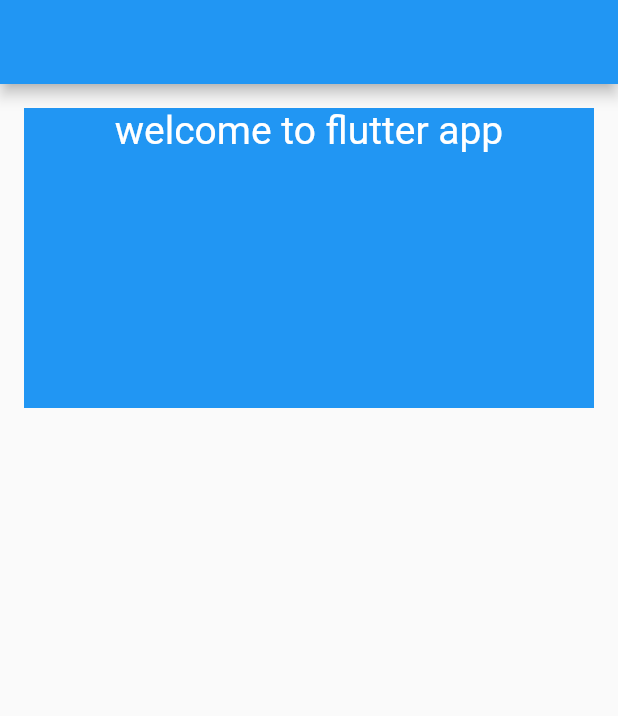
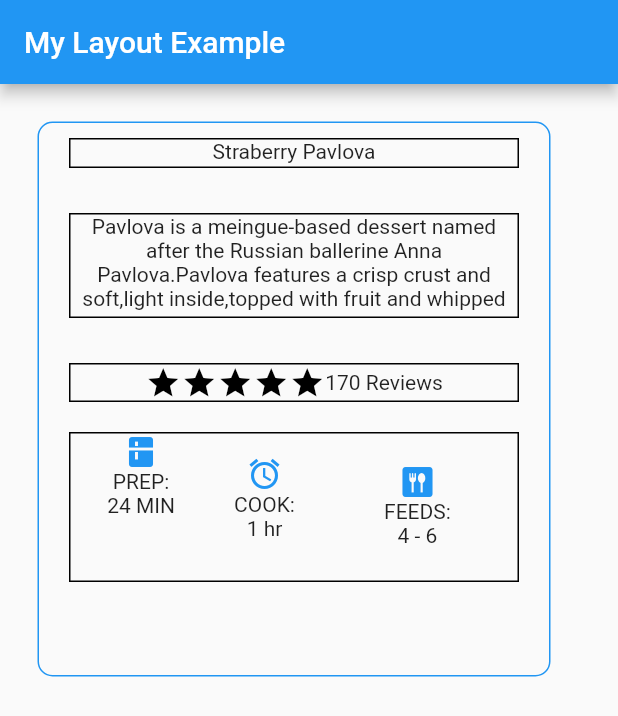
Before and after one commit to rishabh7874/flutter, a Flutter app: the screen it shows after launch, on a phone screen of 412 x 824 dp. Shown: the top 716 px of the screen. Run offline on Flutter 3.47's test engine with Material 2 defaults, Android fonts, the phone set to English and light mode, and no system bars; missing offline and left inert: dart:html.

Commit message:
example of column widget
done

```diff
--- /dev/null
+++ b/myproject/lib/column_widget.dart
@@ -0,0 +1,129 @@
+import 'package:flutter/material.dart';
+
+class RowExample2 extends StatelessWidget {
+  const RowExample2({super.key});
+
+  @override
+  Widget build(BuildContext context) {
+    return Scaffold(
+      appBar: AppBar(
+        title: Text("My Layout Example"),
+      ),
+      body: Container(
+          height: 400,
+          margin: EdgeInsets.all(10),
+          padding: EdgeInsets.all(15),
+          width: 800,
+
+          child: Row(
+            children: [
+              Container(
+                decoration: BoxDecoration(
+                  border: Border.all(color: Colors.blue),
+                  borderRadius: BorderRadius.circular(10)
+                ),
+                child: Column(
+                  children: [
+                    Container(
+                      margin: EdgeInsets.all(10),
+                      height: 20,
+                      width: 300,
+                      decoration: BoxDecoration(
+                        border: Border.all(),
+                      ),
+                      child: Text(
+                        "Straberry Pavlova",
+                        textAlign: TextAlign.center,
+                      ),
+                    ),
+                    Container(
+                      margin: EdgeInsets.all(20),
+                      height: 70,
+                      width: 300,
+                      decoration: BoxDecoration(
+                        border: Border.all(),
+                      ),
+                      child: Text(
+                        "Pavlova is a meingue-based dessert named after the Russian ballerine Anna Pavlova.Pavlova features a crisp crust and soft,light inside,topped with fruit and whipped cream.",
+                        textAlign: TextAlign.center,
+                      ),
+                    ),
+                    Container(width: 300,
+                      margin: EdgeInsets.all(10),
+                      decoration: BoxDecoration(border: Border.all(color: Colors.black)),
+                      child: Row(
+                        mainAxisAlignment: MainAxisAlignment.center,
+                        children: [
+                          Icon(Icons.star,color: Colors.black,),
+                           Icon(Icons.star,color: Colors.black,),
+                            Icon(Icons.star,color: Colors.black,),
+                             Icon(Icons.star,color: Colors.black,),
+                              Icon(Icons.star,color: Colors.black,),
+                              Text("170 Reviews")
+                        ],
+
+                      ),
+
+                    ),
+                    Container(
+                      height: 100,
+                      width: 300,
+                      decoration: BoxDecoration(
+                        border: Border.all(),
+                      ),
+                      margin: EdgeInsets.all(10),
+                      child: Row(
+                        mainAxisAlignment: MainAxisAlignment.spaceEvenly,
+                        children: [
+                          Container(
+
+                            child: Column(
+                              children: [
+                                Icon(
+                                  Icons.kitchen,
+                                  color: Colors.blue,
+                                ),
+                                Text(
+                                  "PREP:",
+                                ),
+                                Text("24 MIN"),
+                              ],
+                            ),
+                          ),
+                          Container(
+                            margin: EdgeInsets.all(15),
+                            child: Column(
+                              children: [
+                                Icon(
+                                  Icons.alarm,
+                                  color: Colors.blue,
+                                ),
+                                Text("COOK:"),
+                                Text("1 hr"),
+                              ],
+                            ),
+                          ),
+                          Container(
+                            margin: EdgeInsets.all(20),
+                            child: Column(
+                              children: [
+                                Icon(
+                                  Icons.dining,
+                                  color: Colors.blue,
+                                ),
+                                Text("FEEDS:"),
+                                Text("4 - 6"),
+                              ],
+                            ),
+                          ),
+                        ],
+                      ),
+                    ),
+                  ],
+                ),
+              ),
+            ],
+          )),
+    );
+  }
+}
--- /dev/null
+++ b/myproject/lib/example1.dart
@@ -0,0 +1 @@
+import 'package:flutter/material.dart';
--- a/myproject/lib/main.dart
+++ b/myproject/lib/main.dart
@@ -1,5 +1,7 @@
 import 'package:flutter/material.dart';
-import 'package:myproject/cointainer_example.dart';
+import 'package:myproject/column2_example.dart';
+import 'package:myproject/column_example.dart';
+import 'package:myproject/column_widget.dart';
 import 'package:myproject/homescreen.dart';
 
 void main()
@@ -14,7 +16,7 @@ class MyApp extends StatelessWidget {
   Widget build(BuildContext context) {
     return MaterialApp(
       debugShowCheckedModeBanner: false,
-      home: MyContainer(),
+      home:RowExample2(),
     );
   }
 }
```
Also changed, not shown: myproject/lib/column2_example.dart (added, +75 -0 lines), myproject/lib/column_example.dart (+45 -12 lines), myproject/flutter_01.png (added).
